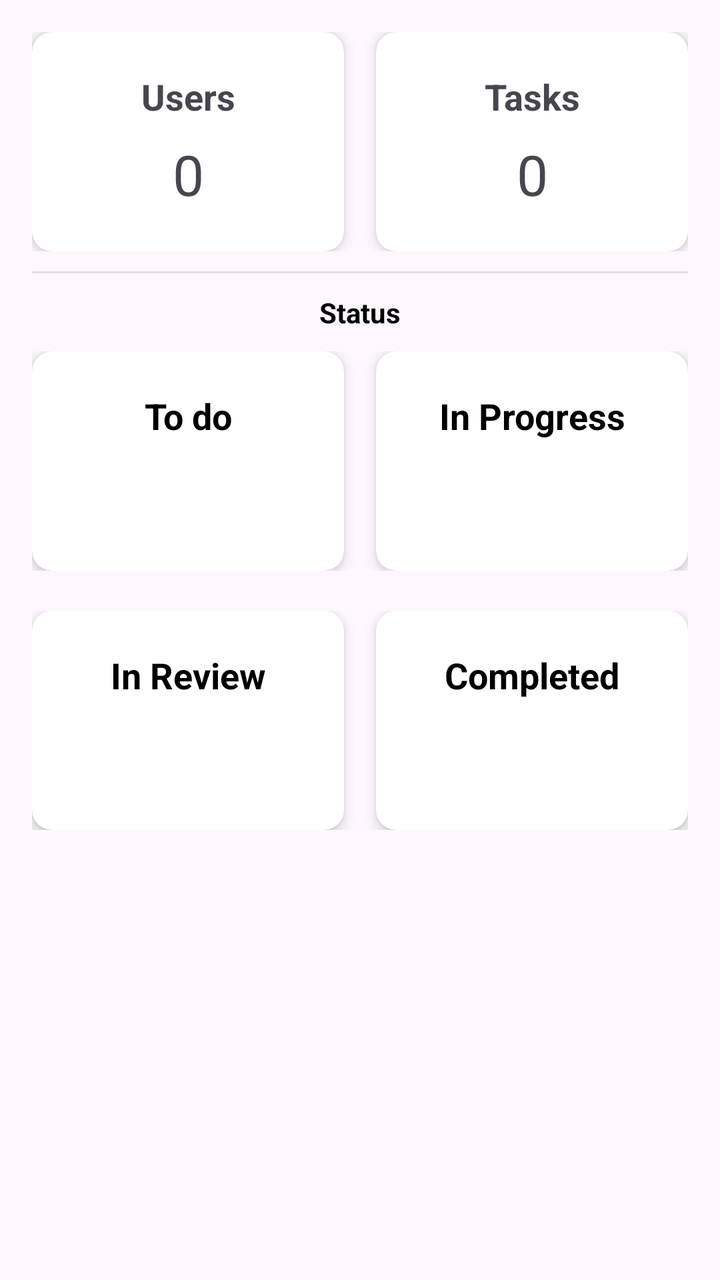
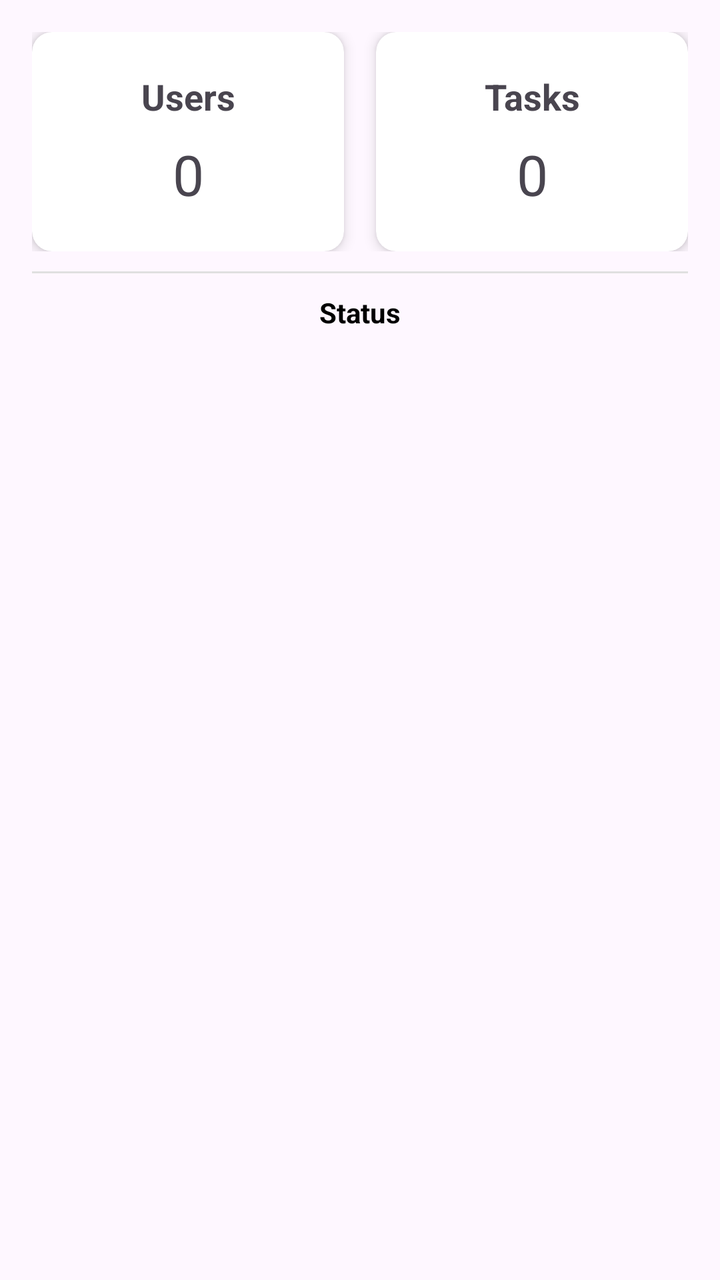

An Android layout rendered at two revisions. The XML below is the earlier revision; the diff shows what the commit changed to produce the second picture.
<!-- AndroidManifest.xml: application theme Theme.TaskManagement -->
<!-- res/layout/fragment_dashboard.xml -->
<?xml version="1.0" encoding="utf-8"?>
<LinearLayout xmlns:android="http://schemas.android.com/apk/res/android"
    xmlns:app="http://schemas.android.com/apk/res-auto"
    xmlns:tools="http://schemas.android.com/tools"
    android:layout_width="match_parent"
    android:layout_height="match_parent"
    android:orientation="vertical"
    android:padding="16dp"
    tools:context=".DashboardFragment">


    <LinearLayout
        android:layout_width="match_parent"
        android:layout_height="wrap_content"
        android:orientation="horizontal">

        
        <androidx.cardview.widget.CardView
            android:layout_width="0dp"
            android:layout_height="wrap_content"
            android:layout_weight="1"
            android:layout_marginEnd="8dp"
            app:cardCornerRadius="10dp"
            app:cardElevation="4dp">

            <LinearLayout
                android:layout_width="match_parent"
                android:layout_height="wrap_content"
                android:orientation="vertical"
                android:padding="20dp">

                <TextView
                    android:id="@+id/totaluser"
                    android:layout_width="match_parent"
                    android:layout_height="wrap_content"
                    android:text="Users"
                    android:gravity="center"
                    android:textSize="18sp"
                    android:textStyle="bold" />

                <TextView
                    android:id="@+id/usercount"
                    android:layout_width="match_parent"
                    android:layout_height="wrap_content"
                    android:layout_marginTop="8dp"
                    android:text="0"
                    android:gravity="center"
                    android:textSize="28sp" />

            </LinearLayout>

        </androidx.cardview.widget.CardView>


        
        <androidx.cardview.widget.CardView
            android:layout_width="0dp"
            android:layout_height="wrap_content"
            android:layout_weight="1"
            android:layout_marginStart="8dp"
            app:cardCornerRadius="10dp"
            app:cardElevation="4dp">

            <LinearLayout
                android:layout_width="match_parent"
                android:layout_height="wrap_content"
                android:orientation="vertical"
                android:padding="20dp">

                <TextView
                    android:id="@+id/totaltask"
                    android:layout_width="match_parent"
                    android:layout_height="wrap_content"
                    android:text="Tasks"
                    android:gravity="center"
                    android:textSize="18sp"
                    android:textStyle="bold" />

                <TextView
                    android:id="@+id/taskcount"
                    android:layout_width="match_parent"
                    android:layout_height="wrap_content"
                    android:layout_marginTop="8dp"
                    android:gravity="center"
                    android:text="0"
                    android:textSize="28sp" />

            </LinearLayout>

        </androidx.cardview.widget.CardView>

    </LinearLayout>
<View
    android:layout_marginTop="10dp"
    android:layout_width="match_parent"
    android:layout_height="1dp"
    android:background="#E0E0E0"/>
    <TextView
        android:text="Status"
        android:textStyle="bold"
        android:textColor="@color/black"
        android:gravity="center"
        android:layout_marginTop="10dp"
        android:layout_width="match_parent"
        android:layout_height="wrap_content"/>
    <LinearLayout
        android:layout_width="match_parent"
        android:layout_height="wrap_content"
        android:layout_marginTop="10dp"
        android:orientation="horizontal">
        <androidx.cardview.widget.CardView

            android:layout_width="0dp"
            android:id="@+id/toDoCard"
            android:layout_height="wrap_content"
            android:layout_weight="1"
            android:layout_marginEnd="8dp"
            app:cardCornerRadius="10dp"
            app:cardElevation="4dp">
            <LinearLayout
                android:layout_width="match_parent"
                android:layout_height="wrap_content"
                android:orientation="vertical"
                android:padding="20dp">
                <TextView
                    android:text="To do"
                    android:gravity="center"
                    android:textColor="@color/black"
                    android:textStyle="bold"
                    android:textSize="18dp"
                    android:layout_width="match_parent"
                    android:layout_height="wrap_content"/>
                <TextView
                    android:id="@+id/toDo"
                    android:layout_marginTop="8dp"
                    android:textSize="28dp"
                    android:gravity="center"
                    android:layout_width="match_parent"
                    android:layout_height="wrap_content"/>

            </LinearLayout>
        </androidx.cardview.widget.CardView>
        <androidx.cardview.widget.CardView
            android:id="@+id/progressCard"
            android:layout_width="0dp"
            android:layout_height="wrap_content"
            android:layout_marginStart="8dp"
            app:cardCornerRadius="10dp"
            app:cardElevation="4dp"
            android:layout_weight="1">
            <LinearLayout
                android:layout_width="match_parent"
                android:layout_height="wrap_content"
                android:orientation="vertical"
                android:padding="20dp">
                <TextView
                    android:text="In Progress"
                    android:textStyle="bold"
                    android:gravity="center"
                    android:textSize="18dp"
                    android:textColor="@color/black"
                    android:layout_width="match_parent"
                    android:layout_height="wrap_content"/>
                 <TextView
                  android:id="@+id/progress"
                    android:textSize="28dp"
                     android:gravity="center"
                    android:layout_marginTop="8dp"
                    android:layout_width="match_parent"
                    android:layout_height="wrap_content"/>
            </LinearLayout>

        </androidx.cardview.widget.CardView>

    </LinearLayout>
    <LinearLayout
        android:layout_marginTop="20dp"
        android:layout_width="match_parent"
        android:layout_height="wrap_content"
        android:orientation="horizontal">
        <androidx.cardview.widget.CardView
            android:id="@+id/reviewCard"
            android:layout_width="0dp"
            android:layout_height="wrap_content"
            android:layout_weight="1"
            android:layout_marginEnd="8dp"
            app:cardCornerRadius="10dp"
            app:cardElevation="4dp">
            <LinearLayout
                android:layout_width="match_parent"
                android:layout_height="wrap_content"
                android:orientation="vertical"
                android:padding="20dp">
                <TextView
                    android:text="In Review"
                    android:textColor="@color/black"
                    android:gravity="center"
                    android:textSize="18dp"
                    android:textStyle="bold"
                    android:layout_width="match_parent"
                    android:layout_height="wrap_content"/>
                <TextView
                    android:id="@+id/review"
                    android:layout_marginTop="8dp"
                    android:gravity="center"
                    android:textSize="28dp"
                    android:layout_width="match_parent"
                    android:layout_height="wrap_content"/>

            </LinearLayout>
        </androidx.cardview.widget.CardView>
        <androidx.cardview.widget.CardView
            android:id="@+id/compltCard"
            android:layout_width="0dp"
            android:layout_height="wrap_content"
            android:layout_marginStart="8dp"
            app:cardCornerRadius="10dp"
            app:cardElevation="4dp"
            android:layout_weight="1">
            <LinearLayout
                android:layout_width="match_parent"
                android:layout_height="wrap_content"
                android:orientation="vertical"
                android:padding="20dp">
                <TextView
                    android:text="Completed"
                    android:gravity="center"
                    android:textSize="18dp"
                    android:textStyle="bold"

                    android:textColor="@color/black"
                    android:layout_width="match_parent"
                    android:layout_height="wrap_content"/>
                <TextView
                    android:id="@+id/compltext"
                    android:textSize="28dp"
                    android:textColor="@color/black"
                    android:gravity="center"
                    android:layout_marginTop="8dp"
                    android:layout_width="match_parent"
                    android:layout_height="wrap_content"/>
            </LinearLayout>

        </androidx.cardview.widget.CardView>

    </LinearLayout>
</LinearLayout>
<!-- resources referenced by this layout -->
<resources>
  <color name="black">#FF000000</color>
  <style name="Theme.TaskManagement" parent="Base.Theme.TaskManagement" />
  <style name="Base.Theme.TaskManagement" parent="Theme.Material3.DayNight.NoActionBar">
          
          
      </style>
</resources>

<!-- the commit's change to res/layout/fragment_dashboard.xml (unified diff, before → after) -->
@@ -1,247 +1,124 @@
 <?xml version="1.0" encoding="utf-8"?>
-<LinearLayout xmlns:android="http://schemas.android.com/apk/res/android"
+<layout xmlns:android="http://schemas.android.com/apk/res/android"
     xmlns:app="http://schemas.android.com/apk/res-auto"
-    xmlns:tools="http://schemas.android.com/tools"
-    android:layout_width="match_parent"
-    android:layout_height="match_parent"
-    android:orientation="vertical"
-    android:padding="16dp"
-    tools:context=".DashboardFragment">
+    xmlns:tools="http://schemas.android.com/tools">
 
+    <data>
+
+    </data>
 
     <LinearLayout
         android:layout_width="match_parent"
-        android:layout_height="wrap_content"
-        android:orientation="horizontal">
+        android:layout_height="match_parent"
+        android:orientation="vertical"
+        android:padding="16dp"
+        tools:context=".DashboardFragment">
 
-        
-        <androidx.cardview.widget.CardView
-            android:layout_width="0dp"
+
+        <LinearLayout
+            android:layout_width="match_parent"
             android:layout_height="wrap_content"
-            android:layout_weight="1"
-            android:layout_marginEnd="8dp"
-            app:cardCornerRadius="10dp"
-            app:cardElevation="4dp">
+            android:orientation="horizontal">
 
-            <LinearLayout
-                android:layout_width="match_parent"
+            
+            <androidx.cardview.widget.CardView
+                android:layout_width="0dp"
                 android:layout_height="wrap_content"
-                android:orientation="vertical"
-                android:padding="20dp">
+                android:layout_weight="1"
+                android:layout_marginEnd="8dp"
+                app:cardCornerRadius="10dp"
+                app:cardElevation="4dp">
 
-                <TextView
-                    android:id="@+id/totaluser"
+                <LinearLayout
                     android:layout_width="match_parent"
                     android:layout_height="wrap_content"
-                    android:text="Users"
-                    android:gravity="center"
-                    android:textSize="18sp"
-                    android:textStyle="bold" />
+                    android:orientation="vertical"
+                    android:padding="20dp">
 
-                <TextView
-                    android:id="@+id/usercount"
+                    <TextView
+                        android:id="@+id/totaluser"
+                        android:layout_width="match_parent"
+                        android:layout_height="wrap_content"
+                        android:text="Users"
+                        android:gravity="center"
+                        android:textSize="18sp"
+                        android:textStyle="bold" />
+
+                    <TextView
+                        android:id="@+id/usercount"
+                        android:layout_width="match_parent"
+                        android:layout_height="wrap_content"
+                        android:layout_marginTop="8dp"
+                        android:text="0"
+                        android:gravity="center"
+                        android:textSize="28sp" />
+
+                </LinearLayout>
+
+            </androidx.cardview.widget.CardView>
+
+
+            
+            <androidx.cardview.widget.CardView
+                android:layout_width="0dp"
+                android:layout_height="wrap_content"
+                android:layout_weight="1"
+                android:layout_marginStart="8dp"
+                app:cardCornerRadius="10dp"
+                app:cardElevation="4dp">
+
+                <LinearLayout
                     android:layout_width="match_parent"
                     android:layout_height="wrap_content"
-                    android:layout_marginTop="8dp"
-                    android:text="0"
-                    android:gravity="center"
-                    android:textSize="28sp" />
+                    android:orientation="vertical"
+                    android:padding="20dp">
 
-            </LinearLayout>
+                    <TextView
+                        android:id="@+id/totaltask"
+                        android:layout_width="match_parent"
+                        android:layout_height="wrap_content"
+                        android:text="Tasks"
+                        android:gravity="center"
+                        android:textSize="18sp"
+                        android:textStyle="bold" />
 
-        </androidx.cardview.widget.CardView>
+                    <TextView
+                        android:id="@+id/taskcount"
+                        android:layout_width="match_parent"
+                        android:layout_height="wrap_content"
+                        android:layout_marginTop="8dp"
+                        android:gravity="center"
+                        android:text="0"
+                        android:textSize="28sp" />
+
+                </LinearLayout>
+
+            </androidx.cardview.widget.CardView>
+
+        </LinearLayout>
+
+        <View
+            android:layout_marginTop="10dp"
+            android:layout_width="match_parent"
+            android:layout_height="1dp"
+            android:background="#E0E0E0" />
+
+        <TextView
+            android:text="Status"
+            android:textStyle="bold"
+            android:textColor="@color/black"
+            android:gravity="center"
+            android:layout_marginTop="10dp"
+            android:layout_width="match_parent"
+            android:layout_height="wrap_content" />
+
+        <androidx.recyclerview.widget.RecyclerView
+            android:id="@+id/dashboardrecyler"
+            android:layout_width="match_parent"
+            android:layout_height="wrap_content">
+
+        </androidx.recyclerview.widget.RecyclerView>
 
 
-        
-        <androidx.cardview.widget.CardView
-            android:layout_width="0dp"
-            android:layout_height="wrap_content"
-            android:layout_weight="1"
-            android:layout_marginStart="8dp"
-            app:cardCornerRadius="10dp"
-            app:cardElevation="4dp">
-
-            <LinearLayout
-                android:layout_width="match_parent"
-                android:layout_height="wrap_content"
-                android:orientation="vertical"
-                android:padding="20dp">
-
-                <TextView
-                    android:id="@+id/totaltask"
-                    android:layout_width="match_parent"
-                    android:layout_height="wrap_content"
-                    android:text="Tasks"
-                    android:gravity="center"
-                    android:textSize="18sp"
-                    android:textStyle="bold" />
-
-                <TextView
-                    android:id="@+id/taskcount"
-                    android:layout_width="match_parent"
-                    android:layout_height="wrap_content"
-                    android:layout_marginTop="8dp"
-                    android:gravity="center"
-                    android:text="0"
-                    android:textSize="28sp" />
-
-            </LinearLayout>
-
-        </androidx.cardview.widget.CardView>
-
     </LinearLayout>
-<View
-    android:layout_marginTop="10dp"
-    android:layout_width="match_parent"
-    android:layout_height="1dp"
-    android:background="#E0E0E0"/>
-    <TextView
-        android:text="Status"
-        android:textStyle="bold"
-        android:textColor="@color/black"
-        android:gravity="center"
-        android:layout_marginTop="10dp"
-        android:layout_width="match_parent"
-        android:layout_height="wrap_content"/>
-    <LinearLayout
-        android:layout_width="match_parent"
-        android:layout_height="wrap_content"
-        android:layout_marginTop="10dp"
-        android:orientation="horizontal">
-        <androidx.cardview.widget.CardView
-
-            android:layout_width="0dp"
-            android:id="@+id/toDoCard"
-            android:layout_height="wrap_content"
-            android:layout_weight="1"
-            android:layout_marginEnd="8dp"
-            app:cardCornerRadius="10dp"
-            app:cardElevation="4dp">
-            <LinearLayout
-                android:layout_width="match_parent"
-                android:layout_height="wrap_content"
-                android:orientation="vertical"
-                android:padding="20dp">
-                <TextView
-                    android:text="To do"
-                    android:gravity="center"
-                    android:textColor="@color/black"
-                    android:textStyle="bold"
-                    android:textSize="18dp"
-                    android:layout_width="match_parent"
-                    android:layout_height="wrap_content"/>
-                <TextView
-                    android:id="@+id/toDo"
-                    android:layout_marginTop="8dp"
-                    android:textSize="28dp"
-                    android:gravity="center"
-                    android:layout_width="match_parent"
-                    android:layout_height="wrap_content"/>
-
-            </LinearLayout>
-        </androidx.cardview.widget.CardView>
-        <androidx.cardview.widget.CardView
-            android:id="@+id/progressCard"
-            android:layout_width="0dp"
-            android:layout_height="wrap_content"
-            android:layout_marginStart="8dp"
-            app:cardCornerRadius="10dp"
-            app:cardElevation="4dp"
-            android:layout_weight="1">
-            <LinearLayout
-                android:layout_width="match_parent"
-                android:layout_height="wrap_content"
-                android:orientation="vertical"
-                android:padding="20dp">
-                <TextView
-                    android:text="In Progress"
-                    android:textStyle="bold"
-                    android:gravity="center"
-                    android:textSize="18dp"
-                    android:textColor="@color/black"
-                    android:layout_width="match_parent"
-                    android:layout_height="wrap_content"/>
-                 <TextView
-                  android:id="@+id/progress"
-                    android:textSize="28dp"
-                     android:gravity="center"
-                    android:layout_marginTop="8dp"
-                    android:layout_width="match_parent"
-                    android:layout_height="wrap_content"/>
-            </LinearLayout>
-
-        </androidx.cardview.widget.CardView>
-
-    </LinearLayout>
-    <LinearLayout
-        android:layout_marginTop="20dp"
-        android:layout_width="match_parent"
-        android:layout_height="wrap_content"
-        android:orientation="horizontal">
-        <androidx.cardview.widget.CardView
-            android:id="@+id/reviewCard"
-            android:layout_width="0dp"
-            android:layout_height="wrap_content"
-            android:layout_weight="1"
-            android:layout_marginEnd="8dp"
-            app:cardCornerRadius="10dp"
-            app:cardElevation="4dp">
-            <LinearLayout
-                android:layout_width="match_parent"
-                android:layout_height="wrap_content"
-                android:orientation="vertical"
-                android:padding="20dp">
-                <TextView
-                    android:text="In Review"
-                    android:textColor="@color/black"
-                    android:gravity="center"
-                    android:textSize="18dp"
-                    android:textStyle="bold"
-                    android:layout_width="match_parent"
-                    android:layout_height="wrap_content"/>
-                <TextView
-                    android:id="@+id/review"
-                    android:layout_marginTop="8dp"
-                    android:gravity="center"
-                    android:textSize="28dp"
-                    android:layout_width="match_parent"
-                    android:layout_height="wrap_content"/>
-
-            </LinearLayout>
-        </androidx.cardview.widget.CardView>
-        <androidx.cardview.widget.CardView
-            android:id="@+id/compltCard"
-            android:layout_width="0dp"
-            android:layout_height="wrap_content"
-            android:layout_marginStart="8dp"
-            app:cardCornerRadius="10dp"
-            app:cardElevation="4dp"
-            android:layout_weight="1">
-            <LinearLayout
-                android:layout_width="match_parent"
-                android:layout_height="wrap_content"
-                android:orientation="vertical"
-                android:padding="20dp">
-                <TextView
-                    android:text="Completed"
-                    android:gravity="center"
-                    android:textSize="18dp"
-                    android:textStyle="bold"
-
-                    android:textColor="@color/black"
-                    android:layout_width="match_parent"
-                    android:layout_height="wrap_content"/>
-                <TextView
-                    android:id="@+id/compltext"
-                    android:textSize="28dp"
-                    android:textColor="@color/black"
-                    android:gravity="center"
-                    android:layout_marginTop="8dp"
-                    android:layout_width="match_parent"
-                    android:layout_height="wrap_content"/>
-            </LinearLayout>
-
-        </androidx.cardview.widget.CardView>
-
-    </LinearLayout>
-</LinearLayout>
+</layout>
